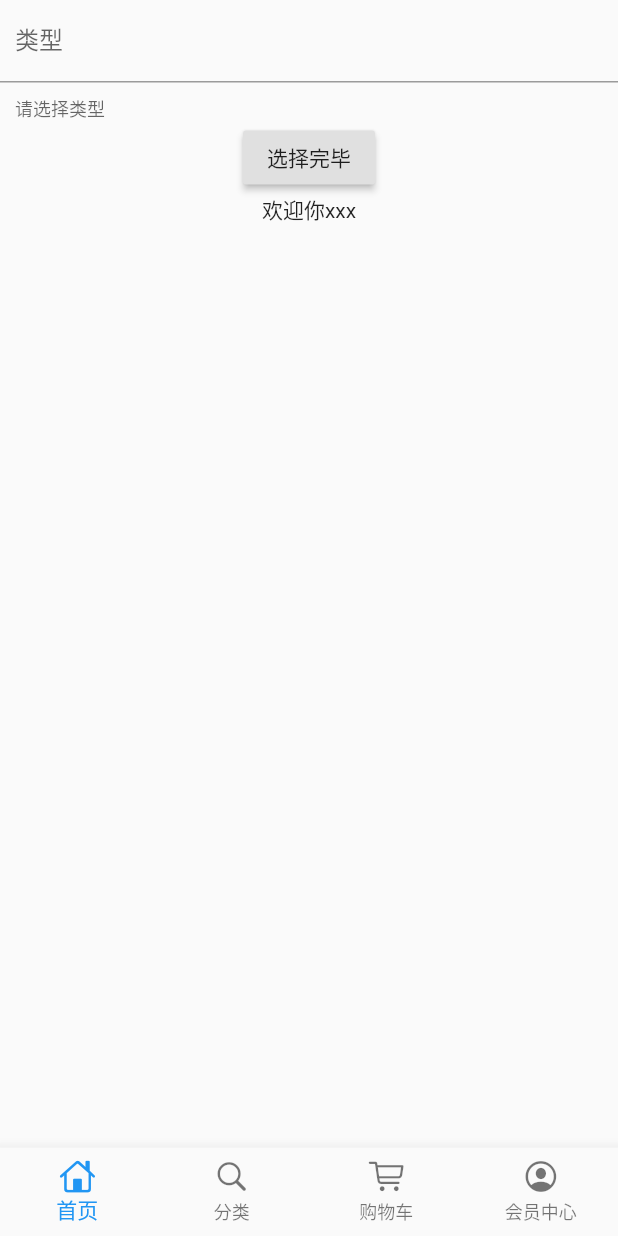
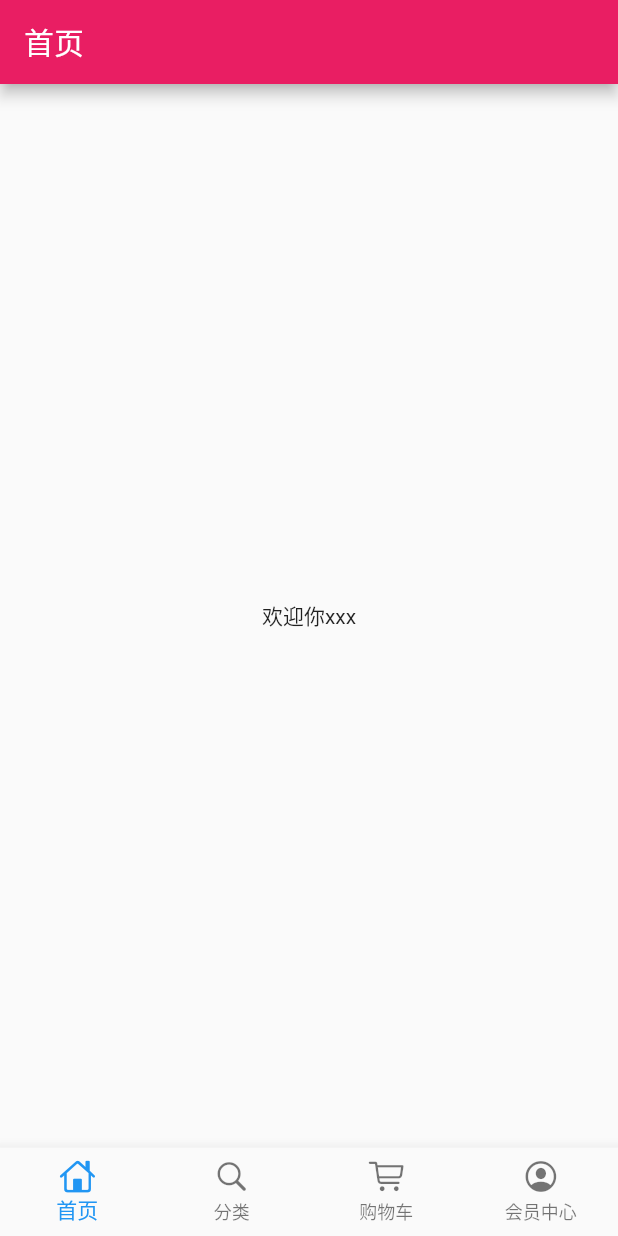
Before and after one commit to NianyiYang/flutter_shop, a Flutter app: the screen it shows after launch, on a phone screen of 412 x 824 dp. Run offline on Flutter 3.47's test engine with Material 2 defaults, Android fonts, the phone set to English and light mode, and no system bars; our stand-ins replace dio; network calls fail.

Commit message:
解决本地服务不能调用的问题

```diff
--- a/lib/pages/home_page.dart
+++ b/lib/pages/home_page.dart
@@ -1,5 +1,5 @@
-import 'package:dio/dio.dart';
 import 'package:flutter/material.dart';
+import 'package:flutter_shop/service/service_method.dart';
 
 class HomePage extends StatefulWidget {
   @override
@@ -12,63 +12,24 @@ class _HomePageState extends State<HomePage> {
   String displayText = '欢迎你xxx';
 
   @override
+  void initState() {
+    getHomePageContent().then((val) {
+      setState(() {
+        displayText = val['data'].toString();
+      });
+    });
+
+    super.initState();
+  }
+
+  @override
   Widget build(BuildContext context) {
     return Scaffold(
-      body: Center(
-        child: Column(
-          children: <Widget>[
-            TextField(
-              controller: typeController,
-              decoration: InputDecoration(
-                contentPadding: EdgeInsets.all(10.0),
-                labelText: '类型',
-                helperText: '请选择类型',
-              ),
-              autofocus: false,
-            ),
-            RaisedButton(
-              onPressed: _chooseAction,
-              child: Text('选择完毕'),
-            ),
-            Text(
-              displayText,
-              overflow: TextOverflow.ellipsis,
-              maxLines: 2,
-            ),
-          ],
+        appBar: AppBar(
+          title: Text('首页'),
         ),
-      ),
-    );
-  }
-
-  /// 处理网络请求
-  void _chooseAction() {
-    if (typeController.text.toString() == '') {
-      showDialog(
-          context: context,
-          builder: (context) => AlertDialog(title: Text('不能选择空')));
-      return;
-    }
-
-    Future future = mockHttp(typeController.text.toString());
-
-    future.then((val) {
-      setState(() {
-        displayText = val['data']['name'].toString();
-      });
-    });
-  }
-
-  /// 网络请求
-  Future mockHttp(String name) async {
-    try {
-      Response response = await Dio().get(
-          "https://www.easy-mock.com/mock/5c60131a4bed3a6342711498/baixing/dabaojian",
-          queryParameters: {'name': name});
-
-      return response.data;
-    } catch (e) {
-      return print(e);
-    }
+        body: Center(
+          child: Text(displayText),
+        ));
   }
 }
```
Also changed, not shown: lib/service/service_method.dart (+8 -3 lines), pubspec.lock, 2 other files.
